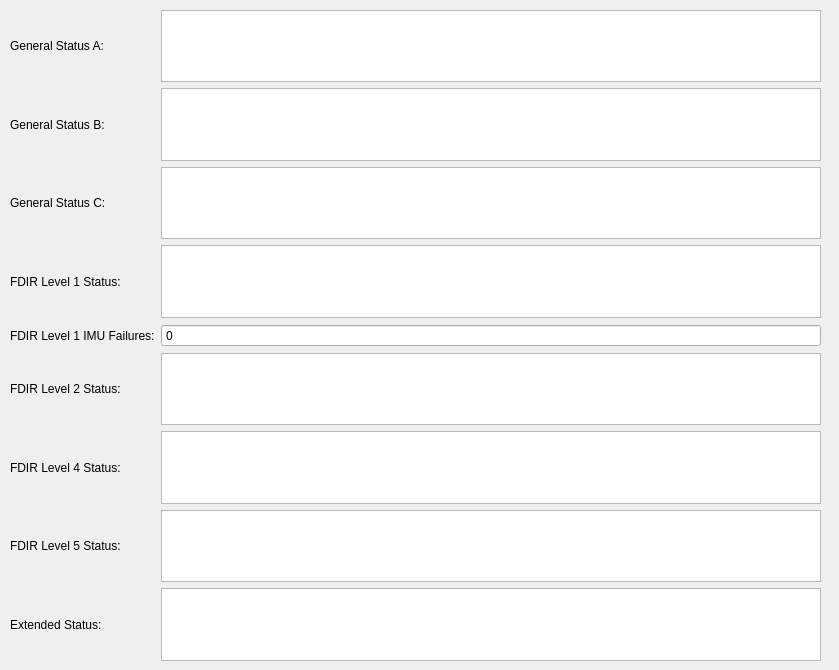
jmaye/libposlv, file src/lib/visualization/StatusControl.ui: the form before one commit.
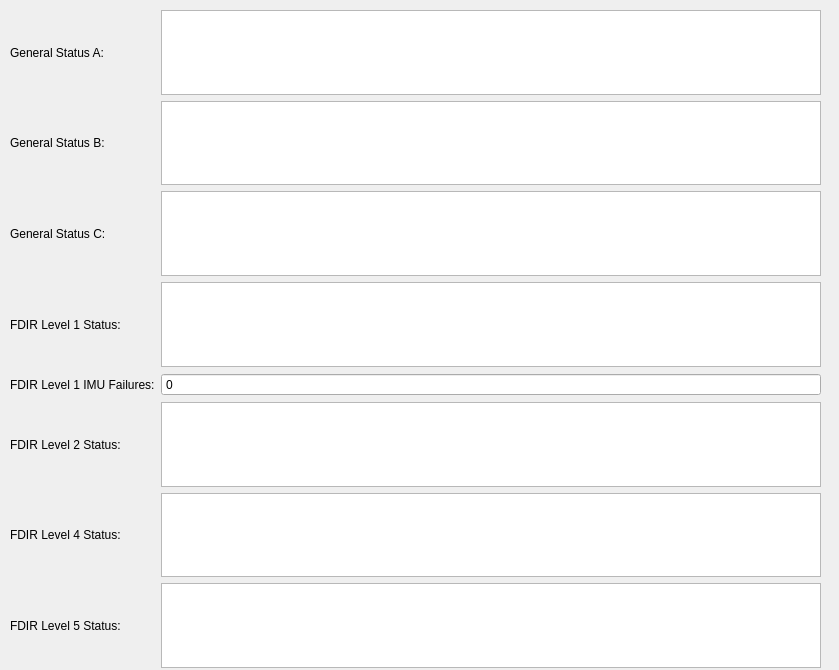
The form after the commit.

Diff of the .ui file:
```diff
--- a/src/lib/visualization/StatusControl.ui
+++ b/src/lib/visualization/StatusControl.ui
@@ -19,7 +19,7 @@
      <x>10</x>
      <y>10</y>
      <width>811</width>
-     <height>651</height>
+     <height>749</height>
     </rect>
    </property>
    <layout class="QGridLayout" name="statusLayout">
@@ -66,6 +66,9 @@
       <property name="buttonSymbols">
        <enum>QAbstractSpinBox::NoButtons</enum>
       </property>
+      <property name="maximum">
+       <number>1000000</number>
+      </property>
      </widget>
     </item>
     <item row="5" column="0">
```
